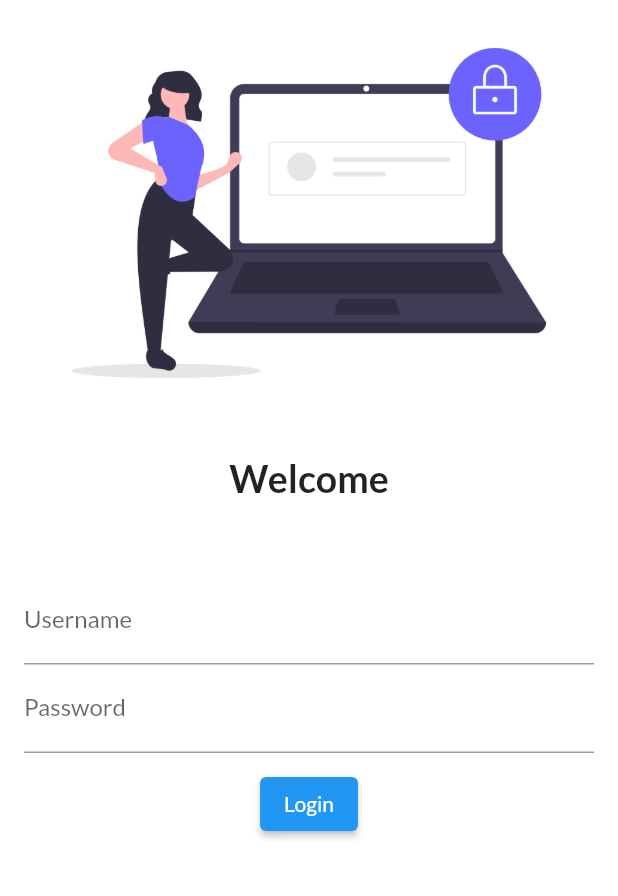
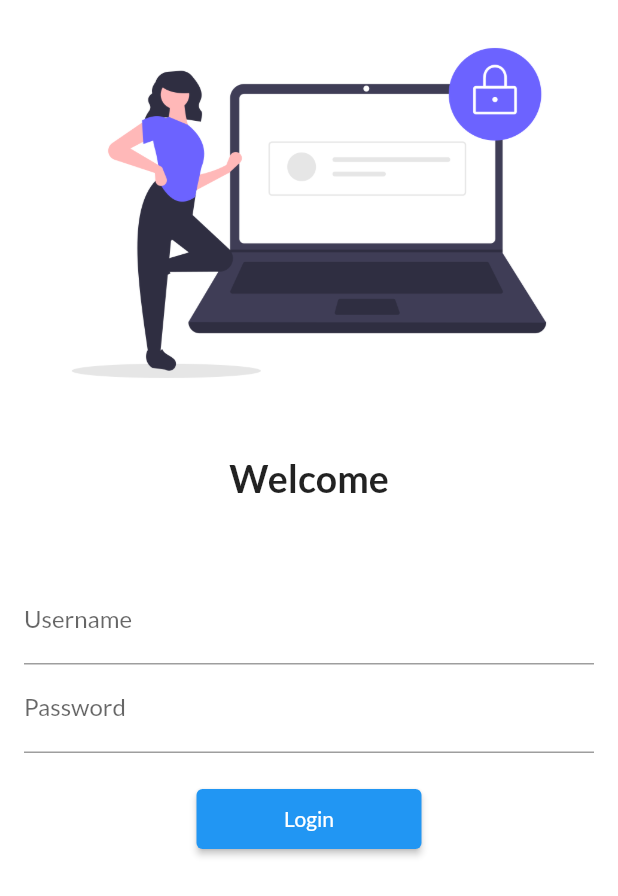
Before and after one commit to iamtapanbarman/30DaysOfFlutter, a Flutter app: the screen it shows after launch, on a phone screen of 412 x 824 dp. Shown: the top 896 px of the screen. Run offline on Flutter 3.47's test engine with Material 2 defaults, Android fonts, the phone set to English and light mode, and no system bars; our stand-ins replace google_fonts; missing offline and left inert: dart:ffi.

Commit message:
Day5 Completed.

```diff
--- a/lib/Screens/login.dart
+++ b/lib/Screens/login.dart
@@ -2,6 +2,7 @@ import 'dart:ffi';
 
 import 'package:flutter/material.dart';
 import 'package:flutter_application_1/Screens/home.dart';
+import 'package:flutter_application_1/utils/routes.dart';
 import 'package:google_fonts/google_fonts.dart';
 
 class LoginPage extends StatelessWidget {
@@ -9,7 +10,7 @@ class LoginPage extends StatelessWidget {
   Widget build(BuildContext context) {
     return Material(
       color: Colors.white,
-      child: Center(
+      child: SingleChildScrollView(
         child: Column(
           children: [
             Image.asset(
@@ -48,15 +49,13 @@ class LoginPage extends StatelessWidget {
                     ),
                   ),
                   SizedBox(
-                    height: 10,
+                    height: 20,
                   ),
                   ElevatedButton(
                     child: Text("Login"),
+                    style: TextButton.styleFrom(minimumSize: Size(150, 40)),
                     onPressed: () {
-                      Navigator.push(
-                        context,
-                        MaterialPageRoute(builder: (context) => HomePage()),
-                      );
+                      Navigator.pushNamed(context, MyRoute.homeRoute);
                     },
                   )
                 ],
--- a/lib/main.dart
+++ b/lib/main.dart
@@ -1,6 +1,7 @@
 import 'package:flutter/material.dart';
 import 'package:flutter_application_1/Screens/home.dart';
 import 'package:flutter_application_1/Screens/login.dart';
+import 'package:flutter_application_1/utils/routes.dart';
 import 'package:google_fonts/google_fonts.dart';
 
 void main() {
@@ -20,8 +21,8 @@ class myApp extends StatelessWidget {
       initialRoute: "/",
       routes: {
         "/": (context) => LoginPage(),
-        "/home": (context) => HomePage(),
-        "/login": (context) => LoginPage(),
+        MyRoute.homeRoute: (context) => HomePage(),
+        MyRoute.loginRoute: (context) => LoginPage(),
       },
     );
   }
--- /dev/null
+++ b/lib/utils/routes.dart
@@ -0,0 +1,4 @@
+class MyRoute {
+  static String homeRoute = "/home";
+  static String loginRoute = "/login";
+}
```
